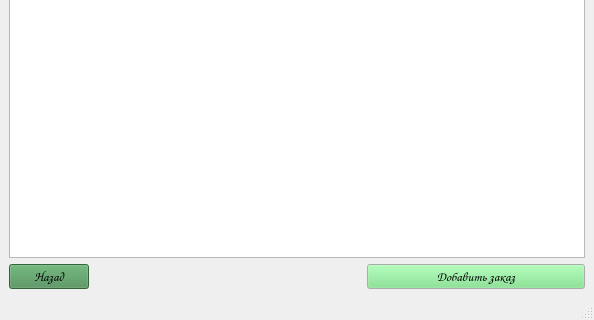
AllaKzm/Igora, file forms/seller.ui: the form before one commit; both pictures show x 0 to 594 and y 255 to 575 of the 594 by 575 pixel window.
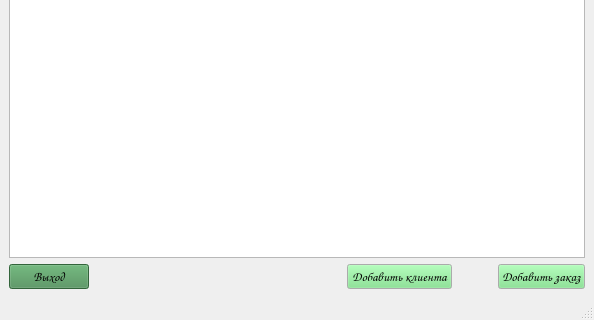
The form after the commit.

The edit to the form file:
```diff
--- a/forms/seller.ui
+++ b/forms/seller.ui
@@ -56,7 +56,7 @@
      <widget class="QTableWidget" name="order_table"/>
     </item>
     <item>
-     <layout class="QHBoxLayout" name="horizontalLayout_2" stretch="1,5,4">
+     <layout class="QHBoxLayout" name="horizontalLayout_2" stretch="1,5,0,0,0">
       <item>
        <widget class="QPushButton" name="back_btn">
         <property name="font">
@@ -69,7 +69,7 @@
          <string notr="true">background-color: rgb(71, 140, 83);</string>
         </property>
         <property name="text">
-         <string>Назад</string>
+         <string>Выход</string>
         </property>
        </widget>
       </item>
@@ -86,6 +86,32 @@
         </property>
        </spacer>
       </item>
+      <item>
+       <widget class="QPushButton" name="add_clnt">
+        <property name="font">
+         <font>
+          <family>Comic Sans MS</family>
+          <pointsize>10</pointsize>
+         </font>
+        </property>
+        <property name="text">
+         <string>Добавить клиента</string>
+        </property>
+       </widget>
+      </item>
+      <item>
+       <spacer name="horizontalSpacer_2">
+        <property name="orientation">
+         <enum>Qt::Horizontal</enum>
+        </property>
+        <property name="sizeHint" stdset="0">
+         <size>
+          <width>40</width>
+          <height>20</height>
+         </size>
+        </property>
+       </spacer>
+      </item>
       <item>
        <widget class="QPushButton" name="order_add_btn">
         <property name="font">
```
